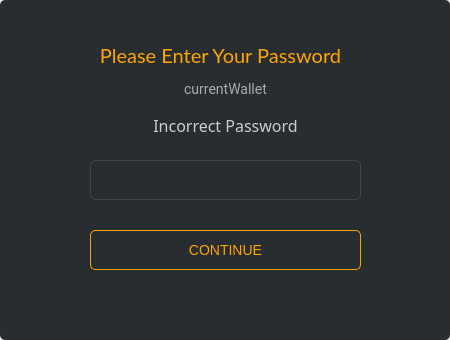
The window that src/gui/ui/passworddialog.ui (ConcealNetwork/conceal-desktop) describes before a commit, drawn with Qt 5.
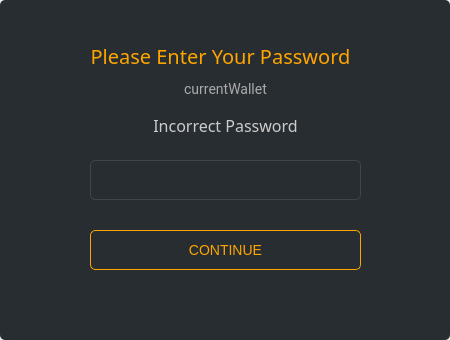
The same window after the commit.

Diff of the .ui file:
```diff
--- a/src/gui/ui/passworddialog.ui
+++ b/src/gui/ui/passworddialog.ui
@@ -30,7 +30,7 @@
   </property>
   <property name="font">
    <font>
-    <family>Lato</family>
+    <family>Raleway</family>
     <pointsize>10</pointsize>
    </font>
   </property>
@@ -194,7 +194,7 @@
       </property>
       <property name="font">
        <font>
-        <family>Lato</family>
+        <family>Raleway</family>
         <pointsize>-1</pointsize>
        </font>
       </property>
```
Left out of the diff: 6 changed lines with no effect on the pictures.
